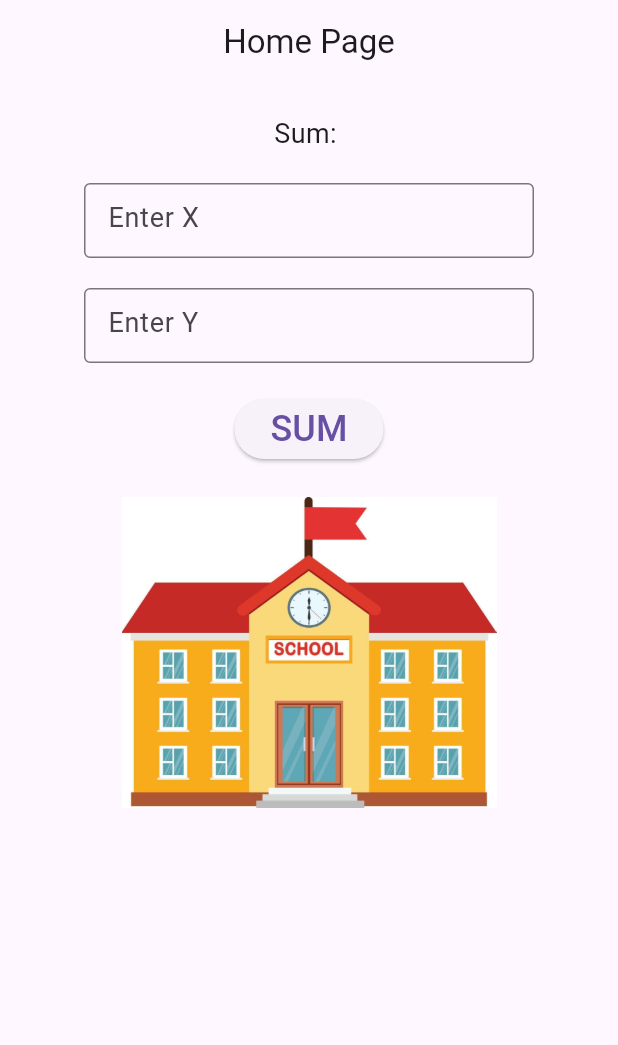
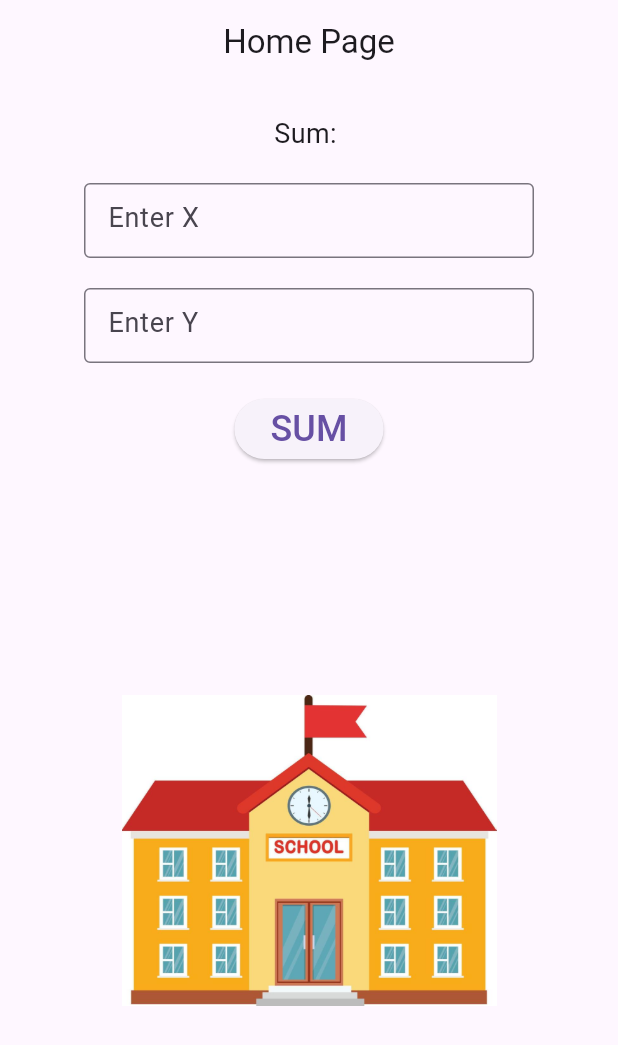
Before and after one commit to MarwCh/csci410-week5, a Flutter app: the screen it shows after launch, on a phone screen of 412 x 824 dp. Shown: the top 1045 px of the screen. Run offline on Flutter 3.47's test engine with Material 3 defaults, Android fonts, the phone set to English and light mode, and no system bars.

Commit message:
added exanded widget to image widget

```diff
--- a/lib/home.dart
+++ b/lib/home.dart
@@ -75,7 +75,7 @@ class _HomeState extends State<Home> {
               MyTextField(f: updateY, hint: 'Enter Y'),
               const SizedBox(height: 20.0),
               ElevatedButton(onPressed: () {updateText();}, child: const Text('SUM', style: TextStyle(fontSize: 24.0),)),
-              Image.asset(image, width: 250.0, height: 250.0)
+              Expanded(child: Image.asset(image, width: 250.0, height: 250.0))
             ],
           ),
         )
```
